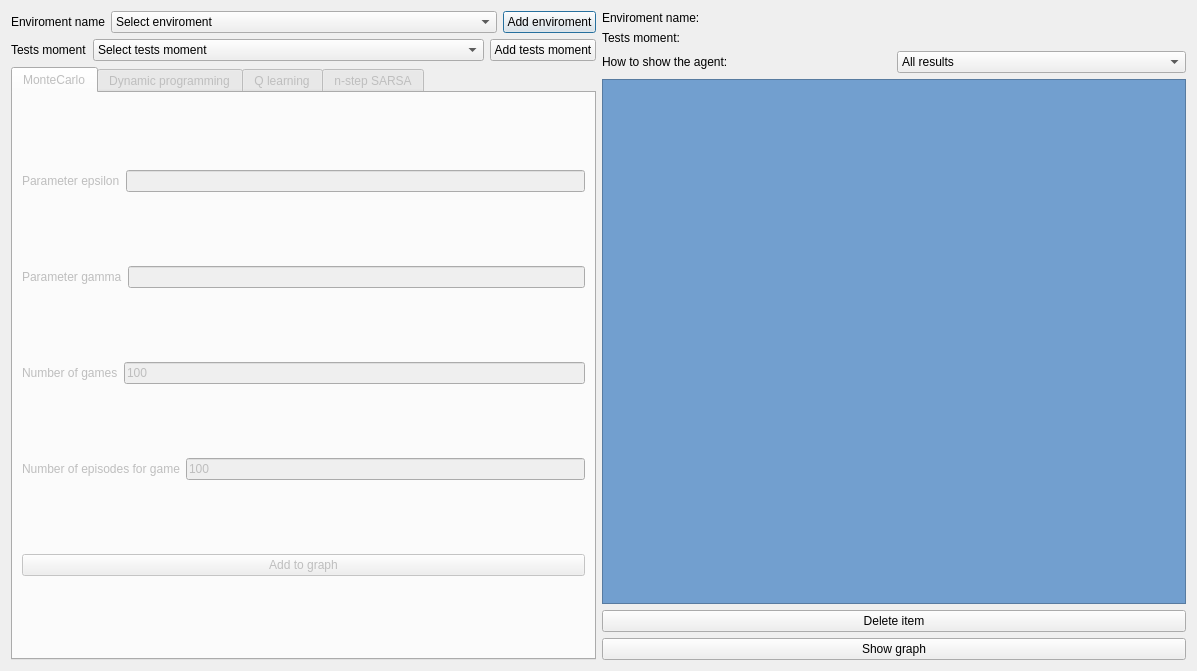
First picture: the form in GUI/gui.ui, repository CavenaghiEmanuele/StageRL, before the edit.
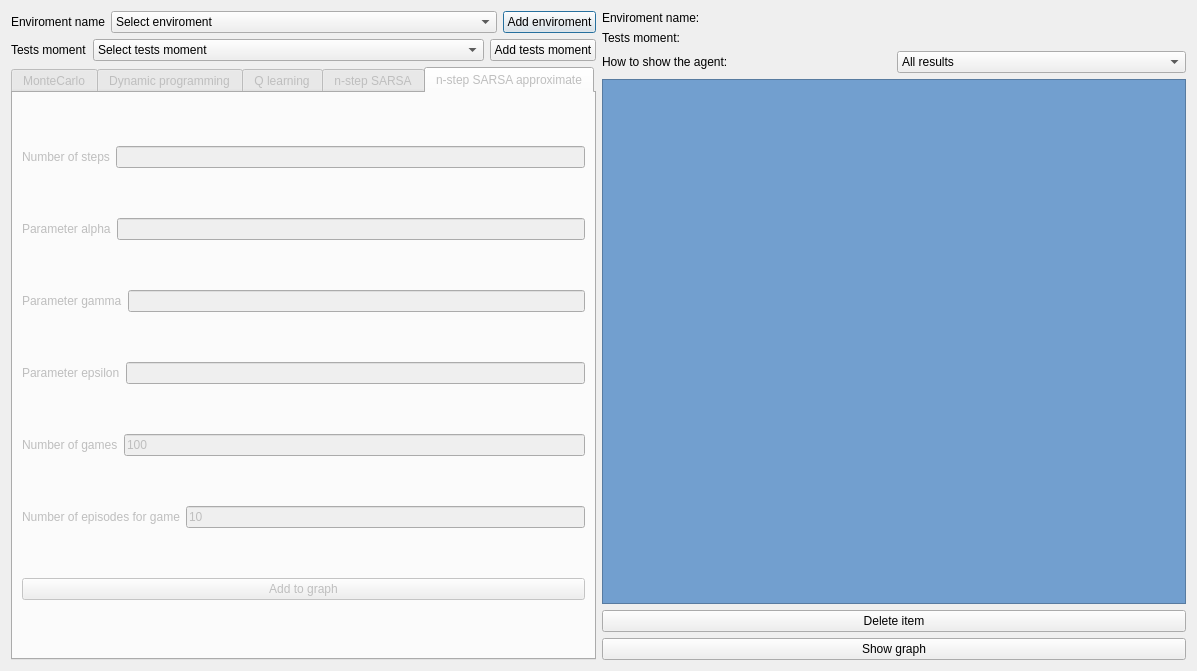
Second picture: the form after the edit.

Commit message: Update n_step_sarsa_approximate.py Add n-step SARSA approximate agent in all main files Delete read_data.py a Delete demo.py

Patch:
```diff
--- a/GUI/gui.ui
+++ b/GUI/gui.ui
@@ -148,7 +148,7 @@
         <bool>false</bool>
        </property>
        <property name="currentIndex">
-        <number>0</number>
+        <number>4</number>
        </property>
        <widget class="QWidget" name="monte_carlo">
         <attribute name="title">
@@ -468,6 +468,112 @@
          </item>
         </layout>
        </widget>
+       <widget class="QWidget" name="n_step_sarsa_approximate">
+        <attribute name="title">
+         <string>n-step SARSA approximate</string>
+        </attribute>
+        <layout class="QVBoxLayout" name="verticalLayout_8">
+         <item>
+          <layout class="QHBoxLayout" name="horizontalLayout_26">
+           <item>
+            <widget class="QLabel" name="label_22">
+             <property name="text">
+              <string>Number of steps</string>
+             </property>
+            </widget>
+           </item>
+           <item>
+            <widget class="QLineEdit" name="nssa_n_step"/>
+           </item>
+          </layout>
+         </item>
+         <item>
+          <layout class="QHBoxLayout" name="horizontalLayout_29">
+           <item>
+            <widget class="QLabel" name="label_23">
+             <property name="text">
+              <string>Parameter alpha</string>
+             </property>
+            </widget>
+           </item>
+           <item>
+            <widget class="QLineEdit" name="nssa_alpha"/>
+           </item>
+          </layout>
+         </item>
+         <item>
+          <layout class="QHBoxLayout" name="horizontalLayout_28">
+           <item>
+            <widget class="QLabel" name="label_24">
+             <property name="text">
+              <string>Parameter gamma</string>
+             </property>
+            </widget>
+           </item>
+           <item>
+            <widget class="QLineEdit" name="nssa_gamma"/>
+           </item>
+          </layout>
+         </item>
+         <item>
+          <layout class="QHBoxLayout" name="horizontalLayout_27">
+           <item>
+            <widget class="QLabel" name="label_25">
+             <property name="text">
+              <string>Parameter epsilon</string>
+             </property>
+            </widget>
+           </item>
+           <item>
+            <widget class="QLineEdit" name="nssa_epsilon"/>
+           </item>
+          </layout>
+         </item>
+         <item>
+          <layout class="QHBoxLayout" name="horizontalLayout_25">
+           <item>
+            <widget class="QLabel" name="label_26">
+             <property name="text">
+              <string>Number of games</string>
+             </property>
+            </widget>
+           </item>
+           <item>
+            <widget class="QLineEdit" name="nssa_n_games">
+             <property name="text">
+              <string>100</string>
+             </property>
+            </widget>
+           </item>
+          </layout>
+         </item>
+         <item>
+          <layout class="QHBoxLayout" name="horizontalLayout_19">
+           <item>
+            <widget class="QLabel" name="label_27">
+             <property name="text">
+              <string>Number of episodes for game</string>
+             </property>
+            </widget>
+           </item>
+           <item>
+            <widget class="QLineEdit" name="nssa_n_episodes">
+             <property name="text">
+              <string>10</string>
+             </property>
+            </widget>
+           </item>
+          </layout>
+         </item>
+         <item>
+          <widget class="QPushButton" name="add_nssa_to_graph">
+           <property name="text">
+            <string>Add to graph</string>
+           </property>
+          </widget>
+         </item>
+        </layout>
+       </widget>
       </widget>
      </item>
     </layout>
```
The commit also changes 134 other files.
